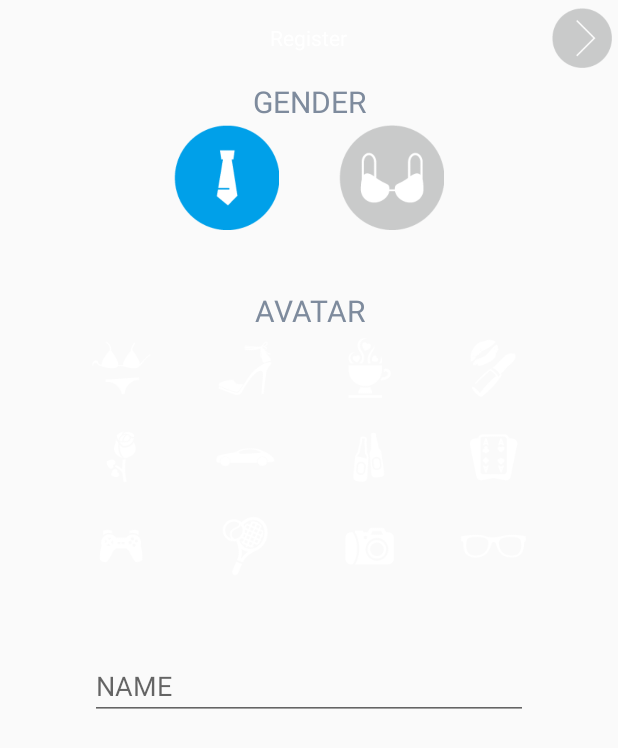
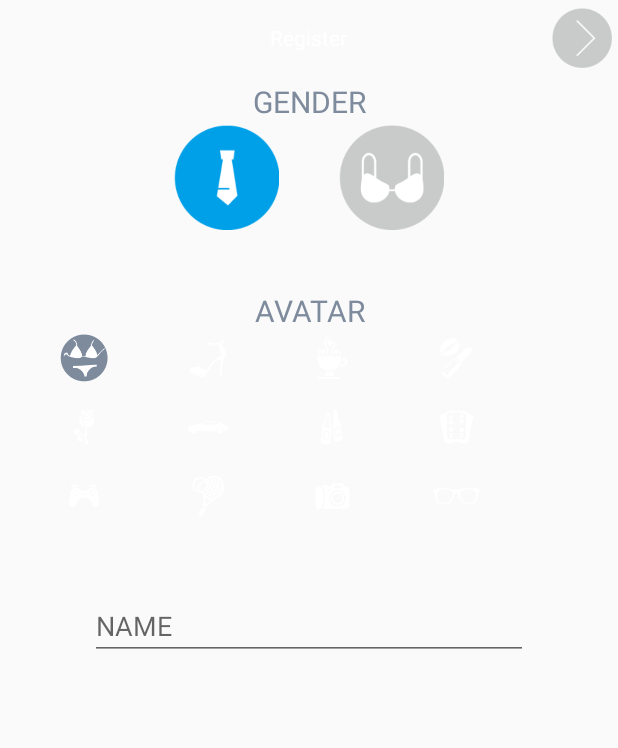
Before and after one commit to V-Show/Veil-Android, an Android app: the screen it shows after launch (ActivityRegister), on a phone screen of 412 x 824 dp. Shown: the top 748 px of the screen. Run offline under Robolectric (Android 15) with nearby library versions, the phone set to English and light mode, and no system bars; libraries missing offline, so code that uses them is left out: org.jivesoftware.smack, org.jivesoftware.smackx.

Commit message:
优化界面

```diff
--- a/app/src/main/java/com/veiljoy/veil/activity/ActivityRegister.java
+++ b/app/src/main/java/com/veiljoy/veil/activity/ActivityRegister.java
@@ -1,13 +1,19 @@
 package com.veiljoy.veil.activity;
 
+import android.content.Context;
 import android.graphics.Bitmap;
 import android.graphics.BitmapFactory;
+import android.graphics.drawable.BitmapDrawable;
+import android.graphics.drawable.Drawable;
 import android.os.AsyncTask;
 import android.os.Bundle;
+import android.view.LayoutInflater;
 import android.view.View;
+import android.view.ViewGroup;
 import android.widget.AdapterView;
 import android.widget.EditText;
 import android.widget.GridView;
+import android.widget.ImageView;
 import android.widget.RadioGroup;
 import android.widget.RelativeLayout;
 import android.widget.SimpleAdapter;
@@ -31,6 +37,8 @@ import org.jivesoftware.smack.AbstractXMPPConnection;
 
 import java.util.ArrayList;
 import java.util.HashMap;
+import java.util.List;
+import java.util.Map;
 
 /**
  * Created by zhongqihong on 15/3/31.
@@ -64,7 +72,8 @@ public class ActivityRegister extends BaseActivity implements View.OnClickListen
     RadioGroup mRGGender;
     int mGender = 0;
     int defaultIcon = 2; // 默认头像选择咖啡杯
-
+    View oldView;
+    AvatarGridAdapter saImageItems;
     @Override
     protected void onCreate(Bundle savedInstanceState) {
         super.onCreate(savedInstanceState);
@@ -99,17 +108,15 @@ public class ActivityRegister extends BaseActivity implements View.OnClickListen
             lstImageItem.add(map);
         }
 
-        //生成适配器的ImageItem <====> 动态数组的元素，两者一一对应
-        SimpleAdapter saImageItems = new SimpleAdapter(this, //没什么解释
-                lstImageItem,//数据来源
-                R.layout.icon_avatar_selection,//night_item的XML实现
-                //动态数组与ImageItem对应的子项
+        saImageItems= new AvatarGridAdapter(this,
+                lstImageItem,
+                R.layout.icon_avatar_selection,
                 new String[]{"ItemImage"},
+                new int[]{R.id.icon_avatar_image});
 
-                //ImageItem的XML文件里面的一个ImageView,两个TextView ID
-                new int[]{R.id.icon_avatar_image});
         mGridview.setAdapter(saImageItems);
-
+        mGridview.setLongClickable(false);
+        mGridview.setBackgroundDrawable(new BitmapDrawable() );
         // 默认头像选择咖啡杯
         mAvatar = BitmapFactory.decodeResource(ActivityRegister.this.getResources(), icons[defaultIcon]);
         mGridview.setSelection(defaultIcon);
@@ -132,16 +139,69 @@ public class ActivityRegister extends BaseActivity implements View.OnClickListen
     //当AdapterView被单击(触摸屏或者键盘)，则返回的Item单击事件
     class ItemClickListener implements AdapterView.OnItemClickListener {
         public void onItemClick(AdapterView<?> arg0,//The AdapterView where the click happened
-                                View arg1,//The view within the AdapterView that was clicked
-                                int arg2,//The position of the view in the adapter
+                                View view,//The view within the AdapterView that was clicked
+                                int position,//The position of the view in the adapter
                                 long arg3//The row id of the item that was clicked
         ) {
+
+            saImageItems.setSelectedPosition(position);
+
+            saImageItems.notifyDataSetInvalidated();
+
             //在本例中arg2 = arg3
-            HashMap<String, Object> item = (HashMap<String, Object>) arg0.getItemAtPosition(arg2);
+            HashMap<String, Object> item = (HashMap<String, Object>) arg0.getItemAtPosition(position);
 
-            mAvatar = BitmapFactory.decodeResource(ActivityRegister.this.getResources(), icons[arg2]);
+            mAvatar = BitmapFactory.decodeResource(ActivityRegister.this.getResources(), icons[position]);
         }
     }
+
+    class AvatarGridAdapter extends SimpleAdapter{
+
+
+        LayoutInflater inflater;
+        public AvatarGridAdapter(Context context, List<? extends Map<String, ?>> data,
+                              int resource, String[] from, int[] to) {
+            super(context, data, resource, from, to);
+            inflater=LayoutInflater.from(context);
+        }
+
+        private int selectedPosition = 0;// 选中的位置
+
+        public void setSelectedPosition(int position) {
+            selectedPosition = position;
+        }
+
+
+        public View getView(int position, View convertView, ViewGroup parent) {
+            ViewHolder holder;
+            if(convertView==null){
+                convertView=inflater.inflate(R.layout.register_avatar_icon,null);
+                holder=new ViewHolder();
+                holder.icon=(ImageView)convertView.findViewById(R.id.register_avatar_icon);
+                holder.icon.setImageResource(icons[position]);
+                holder.icon.setLongClickable(false);
+                convertView.setTag(holder);
+            }
+            else{
+                holder=(ViewHolder)convertView.getTag();
+            }
+
+            if (position == selectedPosition) {
+                holder.icon.setBackgroundResource(R.drawable.bg_register_avatar_selector);
+            }
+            else{
+                holder.icon.setBackgroundResource(0);
+            }
+            return convertView;
+        }
+
+        class ViewHolder{
+            ImageView icon;
+        }
+
+    }
+
+
 
     class OnGenderCheckedChangeListener implements RadioGroup.OnCheckedChangeListener {
         @Override
--- a/app/src/main/java/com/veiljoy/veil/imof/MUCHelper.java
+++ b/app/src/main/java/com/veiljoy/veil/imof/MUCHelper.java
@@ -68,6 +68,8 @@ public class MUCHelper {
             // 创建一个MultiUserChat
             MultiUserChat muc = mucManager.getMultiUserChat(roomName
                     + "@conference." + connection.getServiceName());
+
+            Log.v(TAG,"roomName "+roomName+" mucName "+muc.getRoom());
             // 创建聊天室
             muc.create(roomName); // roomName房间的名字
             // 获得聊天室的配置表单
--- a/app/src/main/java/com/veiljoy/veil/imof/MUCJoinTask.java
+++ b/app/src/main/java/com/veiljoy/veil/imof/MUCJoinTask.java
@@ -81,7 +81,7 @@ public class MUCJoinTask extends AsyncTask<String, Integer, MultiUserChat> {
 //            ((BaseApplication) mActivity.getApplication()).enter();
 //        }
 //        return muc;
-        return MUCRoomManager.getInstance(mActivity).enterRubRoom();
+        return MUCRoomManager.getInstance(mActivity).enterRoom();
     }
 
     @Override
--- a/app/src/main/java/com/veiljoy/veil/imof/MUCRoomManager.java
+++ b/app/src/main/java/com/veiljoy/veil/imof/MUCRoomManager.java
@@ -120,13 +120,16 @@ public class MUCRoomManager implements IMRoom {
         Log.v("suyu", "enter rub room");
         MultiUserChat muc = null;
         RubInfo info = getRubRoom();
+        Log.v("suyu", "info "+info==null?"=null":"!=null");
         if (info.isCreate()) {
             muc = MUCHelper.createRoom(info.getRoom());
         } else {
             muc = MUCHelper.JoinRoom(info.getRoom());
         }
         if (muc != null) {
+            ((BaseApplication) mActivity.getApplication()).enter();
             AppStates.setMultiUserChat(muc);
+            SharePreferenceUtil.setRoom(muc.getRoom());
         }
         return muc;
     }
--- a/app/src/main/java/com/veiljoy/veil/utils/Constants.java
+++ b/app/src/main/java/com/veiljoy/veil/utils/Constants.java
@@ -102,8 +102,8 @@ public class Constants {
     /*
     * 默认房间jid
     * */
-    public static final String DEFAULT_ROOM_JID = "veilgroup@conference.veil";
-
+    //public static final String DEFAULT_ROOM_JID = "veilgroup@conference.veil";
+    public static final String DEFAULT_ROOM_JID = "veilgroup";
     /*
     *
     * */
--- a/app/src/main/java/com/veiljoy/veil/xmpp/base/XmppConnectionManager.java
+++ b/app/src/main/java/com/veiljoy/veil/xmpp/base/XmppConnectionManager.java
@@ -43,7 +43,7 @@ public class XmppConnectionManager {
                 .setPort(loginConfig.getXmppPort())
                 .setSecurityMode(ConnectionConfiguration.SecurityMode.disabled)
                 .setSendPresence(true)  // 允许登陆成功后更新在线状态
-                .setDebuggerEnabled(true) // 打开debug输出
+                //.setDebuggerEnabled(true) // 打开debug输出
                 .build();
 
         // 收到好友邀请后manual表示需要经过同意,accept_all表示不经同意自动为好友
@@ -64,7 +64,7 @@ public class XmppConnectionManager {
     public AbstractXMPPConnection getConnection() {
         if (connection == null) {
             init(getLoginConfig());
-            Log.v("xmpp", "connection " + connection == null ? "=null" : "!=null");
+
         }
         return connection;
     }
--- a/app/src/main/res/layout/activity_chat.xml
+++ b/app/src/main/res/layout/activity_chat.xml
@@ -261,7 +261,6 @@
             android:divider="#00000000"
             android:dividerHeight="0dip"
             android:fadingEdge="none"
-            android:listSelector="@drawable/list_selector_transition"
             android:paddingLeft="4dip"
             android:paddingRight="4dip"
             android:scrollbars="none"
--- a/app/src/main/res/layout/activity_register.xml
+++ b/app/src/main/res/layout/activity_register.xml
@@ -114,8 +114,8 @@
                 android:layout_marginTop="@dimen/head_margin_top"
                 android:gravity="center"
                 android:horizontalSpacing="1dp"
-                android:listSelector="@drawable/bg_register_avatar_selector"
                 android:numColumns="4"
+                android:listSelector="#00000000"
                 android:stretchMode="columnWidth"
                 android:verticalSpacing="14dp">
 
--- /dev/null
+++ b/app/src/main/res/layout/register_avatar_icon.xml
@@ -0,0 +1,12 @@
+<?xml version="1.0" encoding="utf-8"?>
+<LinearLayout xmlns:android="http://schemas.android.com/apk/res/android"
+    android:layout_width="wrap_content" android:layout_height="wrap_content">
+
+    <ImageView
+        android:id="@+id/register_avatar_icon"
+        android:layout_width="32dp"
+        android:layout_height="32dp"
+        android:scaleType="fitXY"
+        />
+
+</LinearLayout>
```
Also changed, not shown: 1 other file.
